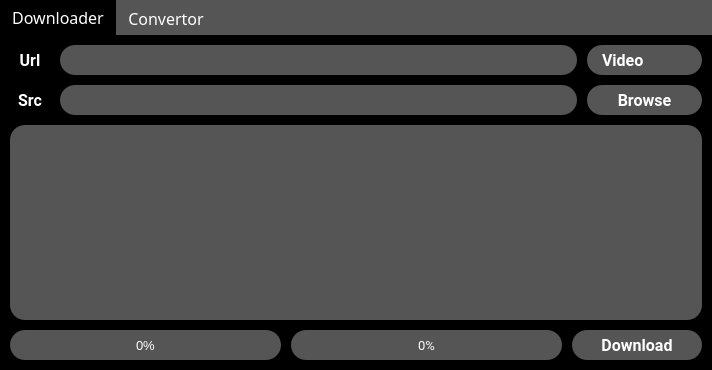
First picture: the form in design.ui, repository illya-s/YTD, before the edit.
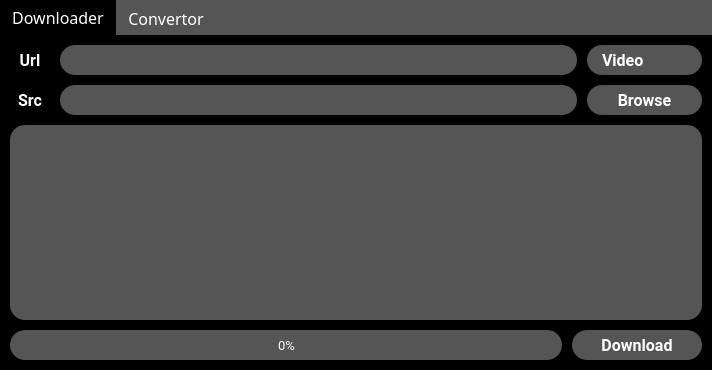
Second picture: the form after the edit. The open tabs and pages were chosen to show the change.

Diff of the .ui file:
```diff
--- a/design.ui
+++ b/design.ui
@@ -380,24 +380,6 @@
            <property name="bottomMargin">
             <number>0</number>
            </property>
-           <item>
-            <widget class="QProgressBar" name="progressBarFile">
-             <property name="minimumSize">
-              <size>
-               <width>200</width>
-               <height>30</height>
-              </size>
-             </property>
-             <property name="font">
-              <font>
-               <pointsize>10</pointsize>
-              </font>
-             </property>
-             <property name="value">
-              <number>0</number>
-             </property>
-            </widget>
-           </item>
            <item>
             <widget class="QProgressBar" name="progressBar">
              <property name="enabled">
```
Left out of the diff: 2 changed lines with no effect on the pictures.
